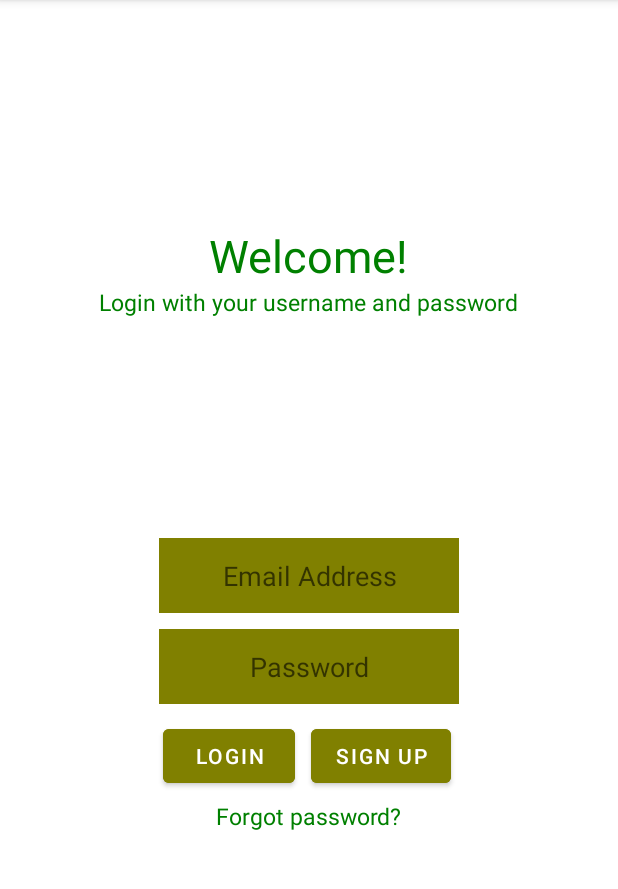
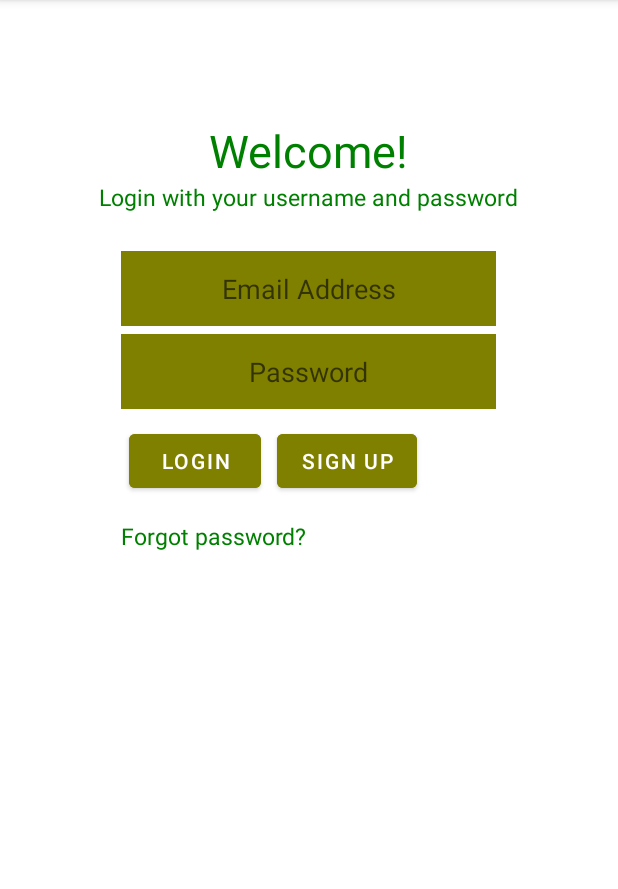
Before and after one commit to shanawazshaik/stockapp, an Android app: the screen it shows after launch (LoginActivity), on a phone screen of 412 x 824 dp, the part 84-973 px from its top. Run offline under Robolectric (Android 15) with nearby library versions, the phone set to English and light mode, and no system bars.

Commit message:
api changes

```diff
--- a/app/src/main/res/layout/login_layout.xml
+++ b/app/src/main/res/layout/login_layout.xml
@@ -10,8 +10,9 @@
         android:layout_centerHorizontal="true"
         android:textSize="30sp"
         android:textColor="@color/green"
-        android:layout_marginTop="150dp"/>
+        android:layout_marginTop="80dp"/>
     <TextView
+        android:id="@id/welcome_message"
         android:layout_width="wrap_content"
         android:layout_height="wrap_content"
         android:text="@string/welcome_message"
@@ -21,18 +22,18 @@
         android:textColor="@color/green" />
     <EditText
         android:id="@+id/username"
-        android:layout_width="200dp"
+        android:layout_width="250dp"
         android:layout_height="50dp"
         android:inputType="textEmailAddress"
         android:hint="@string/email"
         android:gravity="center"
-        android:layout_centerInParent="true"
         android:background="@color/olive"
         android:layout_centerHorizontal="true"
-        android:layout_margin="5dp" />
+        android:layout_below="@+id/welcome_message"
+        android:layout_marginTop="25dp" />
     <EditText
         android:id="@+id/password"
-        android:layout_width="200dp"
+        android:layout_width="250dp"
         android:layout_height="50dp"
         android:inputType="textPassword"
         android:hint="@string/password"
@@ -46,16 +47,16 @@
         android:layout_width="wrap_content"
         android:layout_height="wrap_content"
         android:layout_below="@+id/password"
-        android:layout_alignRight="@+id/password"
+        android:layout_alignLeft="@+id/password"
         >
         <Button
             android:id="@+id/login"
             android:layout_width="wrap_content"
             android:layout_height="wrap_content"
-            android:layout_below="@+id/password"
             android:text="@string/login"
             android:backgroundTint="@color/olive"
-            android:layout_margin="5dp"/>
+            android:layout_margin="5dp"
+            />
         <Button
             android:id="@+id/sign_up"
             android:layout_width="wrap_content"
@@ -69,9 +70,10 @@
         android:layout_width="wrap_content"
         android:layout_height="wrap_content"
         android:text="@string/forgot_password"
-        android:layout_centerHorizontal="true"
         android:layout_below="@+id/login_layout"
+        android:layout_alignLeft="@+id/login_layout"
         android:textSize="15sp"
+        android:layout_marginTop="10dp"
         android:textColor="@color/green" />
 
 </RelativeLayout>
```
